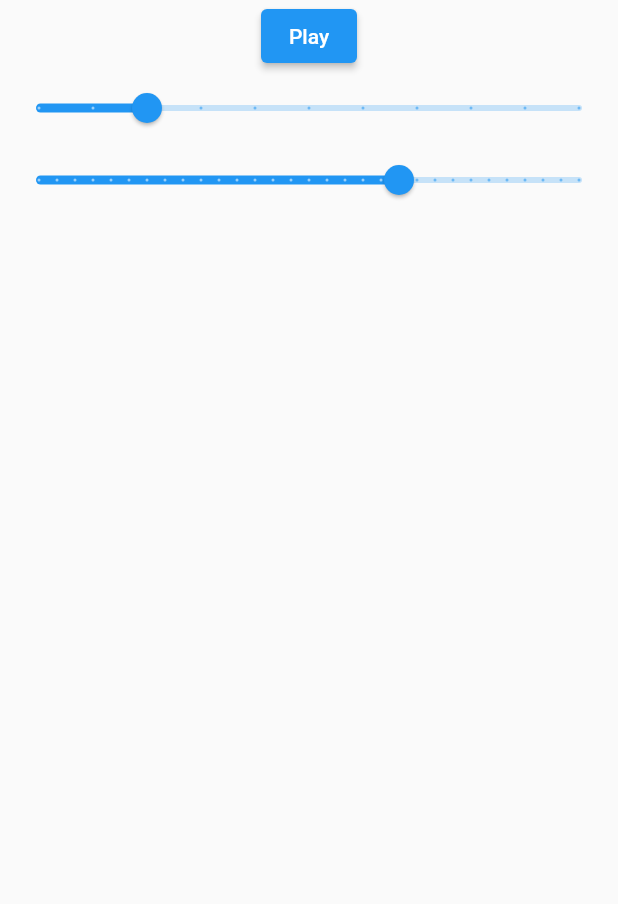
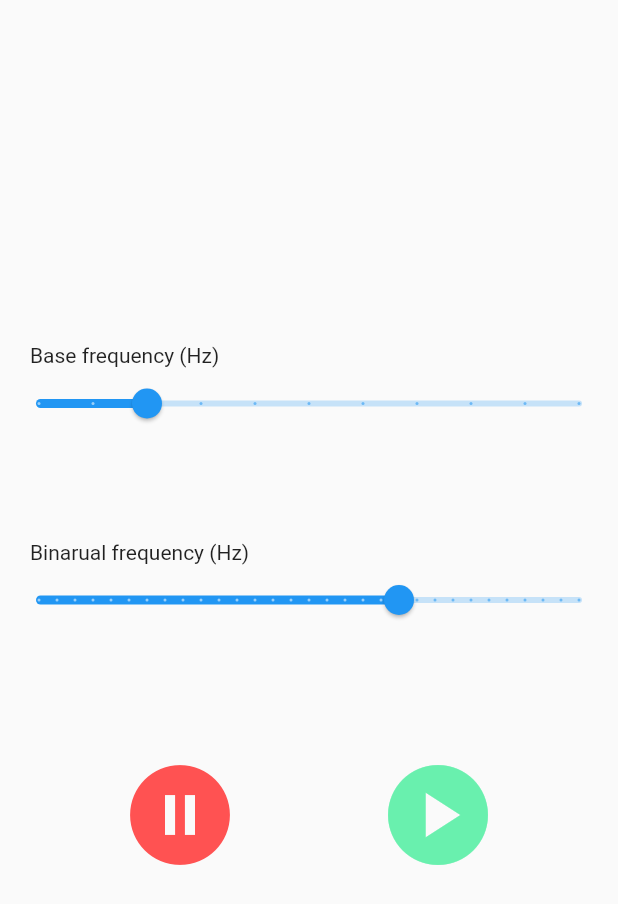
Before and after one commit to tytydraco/naural, a Flutter app: the screen it shows after launch, on a phone screen of 412 x 824 dp. Shown: the top 904 px of the screen. Run offline on Flutter 3.47's test engine with Material 2 defaults, Android fonts, the light colour scheme and no system bars; our stand-ins replace just_audio, just_audio_background; missing offline and left inert: binaural, wav.

Commit message:
Simple UI
Signed-off-by: Tyler Nijmeh <tylernij@gmail.com>

```diff
--- /dev/null
+++ b/lib/src/audio_control_widget.dart
@@ -0,0 +1,44 @@
+import 'package:flutter/material.dart';
+
+/// An audio control bar for configuring an audio player.
+class AudioControlWidget extends StatelessWidget {
+  /// Creates a new [AudioControlWidget].
+  const AudioControlWidget({
+    super.key,
+    required this.onPause,
+    required this.onPlay,
+  });
+
+  /// A callback when the player needs to be paused.
+  final void Function() onPause;
+
+  /// A callback when the player needs to be played.
+  final void Function() onPlay;
+
+  @override
+  Widget build(BuildContext context) {
+    return Row(
+      mainAxisAlignment: MainAxisAlignment.spaceEvenly,
+      children: [
+        Padding(
+          padding: const EdgeInsets.all(4),
+          child: IconButton(
+            onPressed: onPause,
+            icon: const Icon(Icons.pause_circle),
+            iconSize: 80,
+            color: Colors.redAccent,
+          ),
+        ),
+        Padding(
+          padding: const EdgeInsets.all(4),
+          child: IconButton(
+            onPressed: onPlay,
+            icon: const Icon(Icons.play_circle),
+            iconSize: 80,
+            color: Colors.greenAccent,
+          ),
+        ),
+      ],
+    );
+  }
+}
--- /dev/null
+++ b/lib/src/freq_slider_widget.dart
@@ -0,0 +1,68 @@
+import 'package:flutter/material.dart';
+
+/// A basic slider for selecting frequencies in hertz.
+class FreqSliderWidget extends StatefulWidget {
+  /// Creates a new [FreqSliderWidget] given some bounds.
+  const FreqSliderWidget({
+    super.key,
+    required this.label,
+    required this.minFreq,
+    required this.maxFreq,
+    required this.interval,
+    required this.initFreq,
+    this.onChanged,
+  });
+
+  /// The display name of this slider.
+  final String label;
+
+  /// The minimum selectable frequency.
+  final double minFreq;
+
+  /// The maximum selectable frequency.
+  final double maxFreq;
+
+  /// The interval between frequencies to parition with.
+  final double interval;
+
+  /// The starting frequency.
+  final double initFreq;
+
+  /// The callback that is called when the selected frequency is changed.
+  final void Function(double newValue)? onChanged;
+
+  @override
+  State<FreqSliderWidget> createState() => _FreqSliderWidgetState();
+}
+
+class _FreqSliderWidgetState extends State<FreqSliderWidget> {
+  late var _selectedHz = widget.initFreq;
+
+  @override
+  Widget build(BuildContext context) {
+    return Column(
+      crossAxisAlignment: CrossAxisAlignment.start,
+      children: [
+        Padding(
+          padding: const EdgeInsets.symmetric(horizontal: 20),
+          child: Text(widget.label),
+        ),
+        Slider(
+          value: _selectedHz,
+          min: widget.minFreq,
+          max: widget.maxFreq,
+          divisions:
+              ((widget.maxFreq - widget.minFreq) / widget.interval).round(),
+          label: '${_selectedHz.toInt()} Hz',
+          onChanged: (newValue) {
+            setState(() {
+              _selectedHz = newValue;
+            });
+
+            widget.onChanged?.call(_selectedHz);
+          },
+        ),
+      ],
+    );
+  }
+}
--- a/lib/src/tone_screen.dart
+++ b/lib/src/tone_screen.dart
@@ -2,7 +2,9 @@ import 'dart:async';
 
 import 'package:flutter/material.dart';
 import 'package:just_audio/just_audio.dart';
+import 'package:template/src/audio_control_widget.dart';
 import 'package:template/src/binaural_audio_source.dart';
+import 'package:template/src/freq_slider_widget.dart';
 
 /// Provides options to choose and play a tone.
 class ToneScreen extends StatefulWidget {
@@ -34,36 +36,38 @@ class _ToneScreenState extends State<ToneScreen> {
   @override
   Widget build(BuildContext context) {
     return Scaffold(
-      body: Column(
-        children: [
-          ElevatedButton(
-            onPressed: _playTone,
-            child: const Text('Play'),
+      body: Center(
+        child: ConstrainedBox(
+          constraints: const BoxConstraints(
+            maxWidth: 500,
+            maxHeight: 500,
           ),
-          Slider(
-            value: _baseHzSliderValue,
-            min: 100,
-            max: 600,
-            divisions: 10,
-            label: '${_baseHzSliderValue.toInt()} Hz',
-            onChanged: (newValue) {
-              setState(() {
-                _baseHzSliderValue = newValue;
-              });
-            },
+          child: Column(
+            mainAxisAlignment: MainAxisAlignment.spaceEvenly,
+            children: [
+              FreqSliderWidget(
+                label: 'Base frequency (Hz)',
+                minFreq: 100,
+                maxFreq: 600,
+                interval: 50,
+                initFreq: 200,
+                onChanged: (newValue) => _baseHzSliderValue = newValue,
+              ),
+              FreqSliderWidget(
+                label: 'Binarual frequency (Hz)',
+                minFreq: 0,
+                maxFreq: 60,
+                interval: 2,
+                initFreq: 40,
+                onChanged: (newValue) => _diffHzSliderValue = newValue,
+              ),
+              AudioControlWidget(
+                onPause: _player.pause,
+                onPlay: _playTone,
+              ),
+            ],
           ),
-          Slider(
-            value: _diffHzSliderValue,
-            max: 60,
-            divisions: 30,
-            label: '${_diffHzSliderValue.toInt()} Hz',
-            onChanged: (newValue) {
-              setState(() {
-                _diffHzSliderValue = newValue;
-              });
-            },
-          ),
-        ],
+        ),
       ),
     );
   }
```
